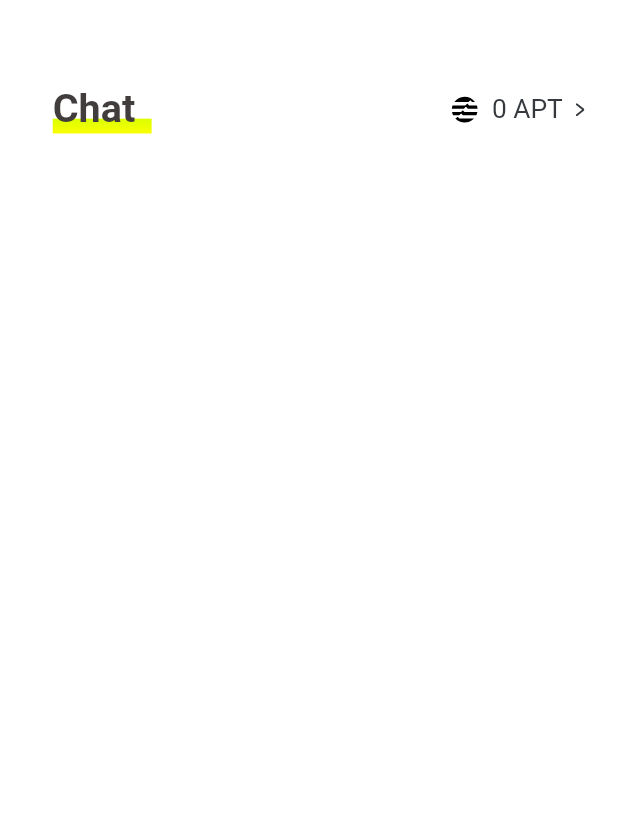
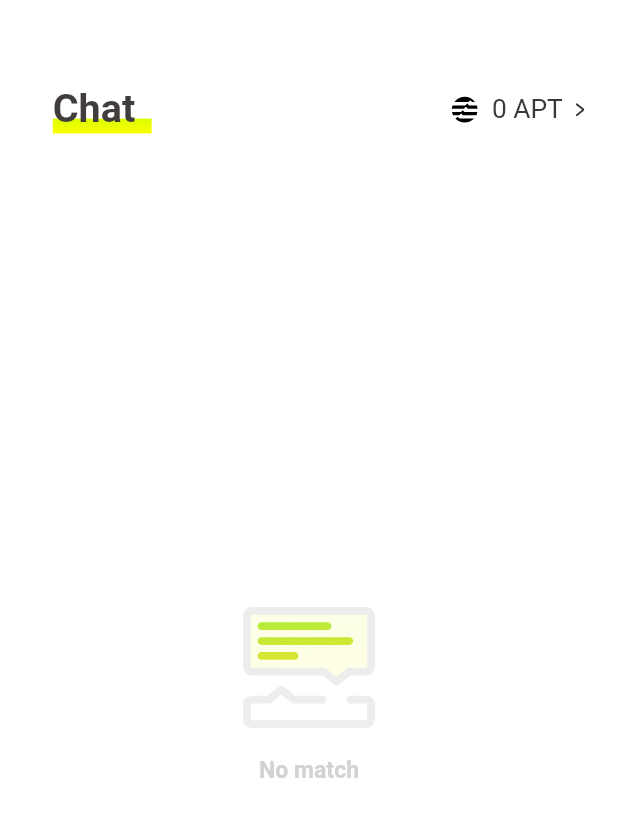
Before and after one commit to movebuilder/GM, a Flutter app: the ChatListScreen screen opened directly, on a phone screen of 412 x 824 dp. Shown: the top 817 px of the screen. Run offline on Flutter 3.47's test engine with Material 2 defaults, Android fonts, the phone set to English and light mode, and no system bars; drawn by our look-alikes of flutter_easyloading, oktoast; our stand-ins replace cached_network_image, decimal, fluro, flutter_keyboard_visibility, flutter_secure_storage, flutter_slidable and 4 more; missing offline and left inert: aptos, bip39, drag_like, ed25519_edwards, pointycastle; accounts and stored records are empty.

Commit message:
feat: UI

```diff
--- a/lib/data/db/storage_manager.dart
+++ b/lib/data/db/storage_manager.dart
@@ -51,13 +51,19 @@ class StorageManager {
 
   static List<ChatList> getChatShortList() {
     List<String>? stringList =
-        _sharedPreferences.getStringList(_chat_short_list);
+    _sharedPreferences.getStringList(_chat_short_list);
     List<ChatList> history = [];
     try {
       if (stringList != null && stringList.length > 0) {
         history =
             stringList.map((e) => ChatList.fromJson(jsonDecode(e))).toList();
-        history.sort((a, b) => b.timestamp.compareTo(a.timestamp));
+        var h1 = history.where((element) => element.newMatch).toList();
+        var h2 = history.where((element) => !element.newMatch).toList();
+        h1.sort((a, b) => b.timestamp.compareTo(a.timestamp));
+        h2.sort((a, b) => b.timestamp.compareTo(a.timestamp));
+        history = [];
+        history.addAll(h1);
+        history.addAll(h2);
       }
     } catch (e) {
       _sharedPreferences.remove(_chat_short_list);
@@ -96,7 +102,7 @@ class StorageManager {
 
   static List<String> getChatMatchAddress() {
     List<String>? stringList =
-        _sharedPreferences.getStringList(_chat_match_address);
+    _sharedPreferences.getStringList(_chat_match_address);
     if (stringList == null) {
       stringList = [];
     }
@@ -117,7 +123,7 @@ class StorageManager {
 
   static List<String> getUnChatMatchAddress() {
     List<String>? stringList =
-        _sharedPreferences.getStringList(_chat_unMatch_address);
+    _sharedPreferences.getStringList(_chat_unMatch_address);
     if (stringList == null) {
       stringList = [];
     }
@@ -130,5 +136,8 @@ class StorageManager {
     prefs.remove(_account_balance);
   }
 
-  static bool login() => StorageManager.getAddress().isEmpty ? false : true;
+  static bool login() =>
+      StorageManager
+          .getAddress()
+          .isEmpty ? false : true;
 }
--- a/lib/screen/chat/chat_list_screen.dart
+++ b/lib/screen/chat/chat_list_screen.dart
@@ -1,8 +1,11 @@
 import 'package:decimal/decimal.dart';
 import 'package:flutter/material.dart';
 import 'package:gm/aptos/transaction/tx_builder.dart';
+import 'package:gm/common/app_theme.dart';
 import 'package:gm/data/db/storage_manager.dart';
 import 'package:gm/modal/chat_list.dart';
+import 'package:gm/util/image_utils.dart';
+import 'package:gm/util/screen_util.dart';
 import 'package:gm/widgets/chat_list_item.dart';
 import 'package:gm/widgets/gm_top.dart';
 
@@ -57,7 +60,9 @@ class _ChatListScreenState extends State<ChatListScreen> {
               lineWidth: 60,
             ),
             Expanded(
-              child: ListView.builder(
+              child: _list.isEmpty
+                  ? _emptyShow()
+                  : ListView.builder(
                       shrinkWrap: true,
                       physics: BouncingScrollPhysics(),
                       padding: EdgeInsets.only(top: 0),
@@ -86,7 +91,27 @@ class _ChatListScreenState extends State<ChatListScreen> {
     );
   }
 
+  _emptyShow() {
+    return Container(
+      child: Column(
+        mainAxisAlignment: MainAxisAlignment.center,
+        children: [
+          imageUtils('no_match.svg', width: 80.w),
+          SizedBox(height: 17.w),
+          Text(
+            'No match',
+            style: TextStyle(
+                color: AppTheme.colorGreyTwo,
+                fontSize: 14.sp,
+                fontWeight: FontWeight.w600),
+          ),
+        ],
+      ),
+    );
+  }
+
   _getList() async {
+    try {
       final txBuilder = TxBuilder();
       final chatEnabled = await txBuilder.checkChatEnabled(_myAddress);
       if (!chatEnabled) {
@@ -124,5 +149,8 @@ class _ChatListScreenState extends State<ChatListScreen> {
       setState(() {
         _list = l;
       });
+    } catch (e) {
+      print('_getList error: $e');
     }
   }
+}
--- a/lib/screen/chat/chat_screen.dart
+++ b/lib/screen/chat/chat_screen.dart
@@ -94,12 +94,11 @@ class _ChatScreenState extends State<ChatScreen> {
               ),
             ),
             Positioned(
-              top: 94.w - ScreenUtil.statusBarHeight,
+              top: 94.w,
               left: 0,
               right: 0,
               bottom: 0,
               child: Container(
-                child: SafeArea(
                 child: Column(
                   children: <Widget>[
                     _buildMessages(),
@@ -130,7 +129,6 @@ class _ChatScreenState extends State<ChatScreen> {
                 ),
               ),
             ),
-            ),
           ],
         );
       })),
@@ -156,6 +154,7 @@ class _ChatScreenState extends State<ChatScreen> {
                       return ChatItem(
                         message: _messages[(_messages.length - 1) - i],
                         nft: widget.nft,
+                        myNft: '',
                       );
                     },
                     childCount: _messages.length,
```
Also changed, not shown: lib/widgets/chat_item.dart (+11 -15 lines), lib/widgets/chat_list_item.dart (+6 -17 lines), lib/widgets/chat_textfield.dart (+3 -8 lines), assets/images/avatar.png (added), assets/svgs/chat1.svg, assets/svgs/chat2.svg, assets/svgs/gm1.svg, assets/svgs/gm2.svg, assets/svgs/no_match.svg (added). Lines whose indentation alone changed are shown as unchanged.
